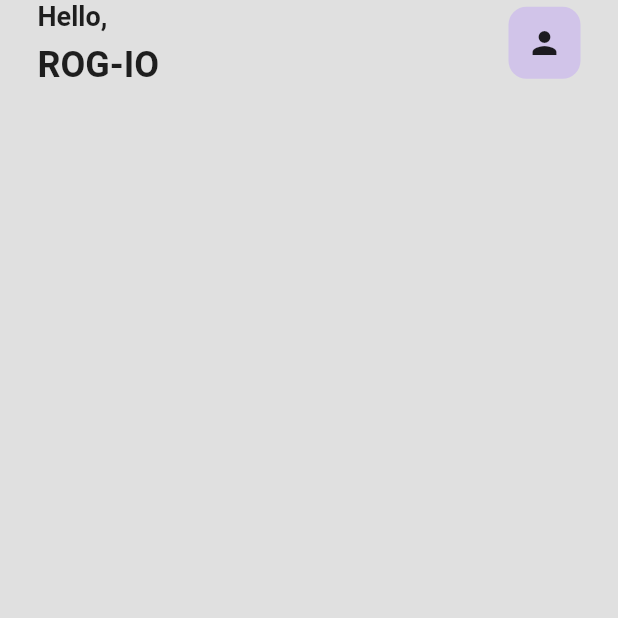
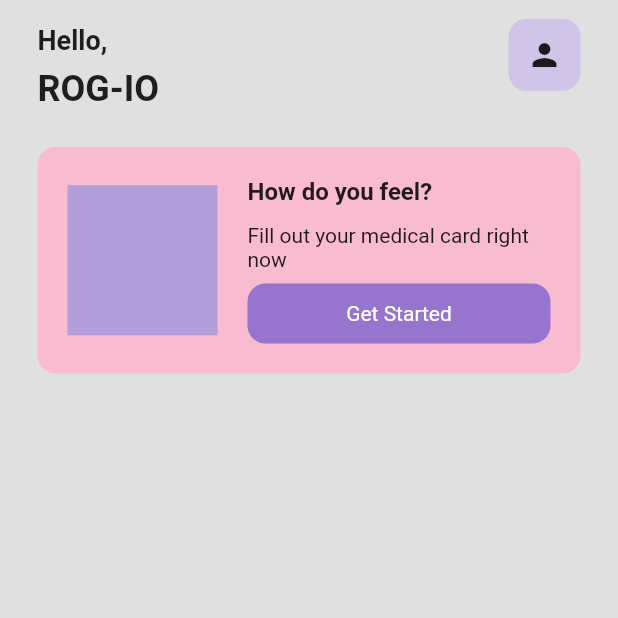
Before and after one commit to ROG-stdioh/medical_app_ui, a Flutter app: the screen it shows after launch, on a phone screen of 412 x 824 dp, the top half of it. Run offline on Flutter 3.47's test engine with Material 2 defaults, Android fonts, the phone set to English and light mode, and no system bars.

Commit message:
card - "How do you feel today"

```diff
--- a/lib/pages/home_page.dart
+++ b/lib/pages/home_page.dart
@@ -27,6 +27,7 @@ class _HomePageState extends State<HomePage> {
                   Column(
                     crossAxisAlignment: CrossAxisAlignment.start,
                     children: [
+                      SizedBox(height: 16),
                       Text(
                         "Hello, ",
                         style: TextStyle(
@@ -56,9 +57,72 @@ class _HomePageState extends State<HomePage> {
                   ),
                 ],
               ),
-            )
+            ),
 
-            // card -> How do you feel about it?
+            SizedBox(height: 25),
+
+            // card -> How do you feel?
+            Padding(
+              padding: const EdgeInsets.symmetric(horizontal: 25.0),
+              child: Container(
+                  padding: EdgeInsets.all(20),
+                  decoration: BoxDecoration(
+                    color: Colors.pink[100],
+                    borderRadius: BorderRadius.circular(12),
+                  ),
+                  child: Row(
+                    children: [
+                      // animation or cute picture
+                      Container(
+                        height: 100,
+                        width: 100,
+                        color: Colors.deepPurple[200],
+                      ),
+                      SizedBox(
+                        width: 20,
+                      ),
+
+                      // how do you feel - get started button
+                      Expanded(
+                        child: Column(
+                          crossAxisAlignment: CrossAxisAlignment.start,
+                          children: [
+                            Text(
+                              'How do you feel?',
+                              style: TextStyle(
+                                fontWeight: FontWeight.bold,
+                                fontSize: 16,
+                              ),
+                            ),
+                            SizedBox(height: 12),
+                            Text(
+                              'Fill out your medical card right now',
+                              style: TextStyle(
+                                fontSize: 14,
+                              ),
+                            ),
+                            SizedBox(height: 8),
+                            Container(
+                              padding: EdgeInsets.all(12),
+                              decoration: BoxDecoration(
+                                color: Colors.deepPurple[300],
+                                borderRadius: BorderRadius.circular(12),
+                              ),
+                              child: Center(
+                                child: Text(
+                                  'Get Started',
+                                  style: TextStyle(color: Colors.white),
+                                ),
+                              ),
+                            )
+                          ],
+                        ),
+                      )
+                    ],
+                  )),
+            ),
+
+            SizedBox(height: 25),
 
             // search bar
 
```
